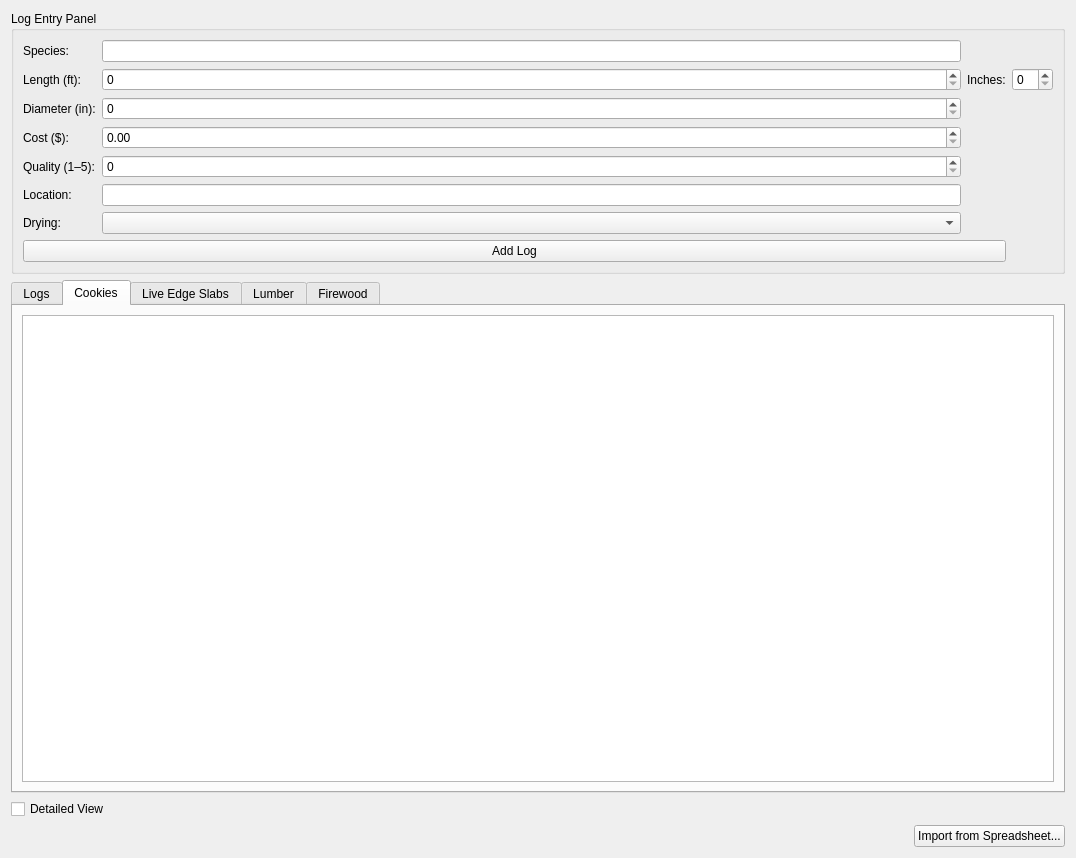
Before: the Qt Designer form ui/inventory.ui in thelenlucas/Senior-Design, drawn with Qt 5.
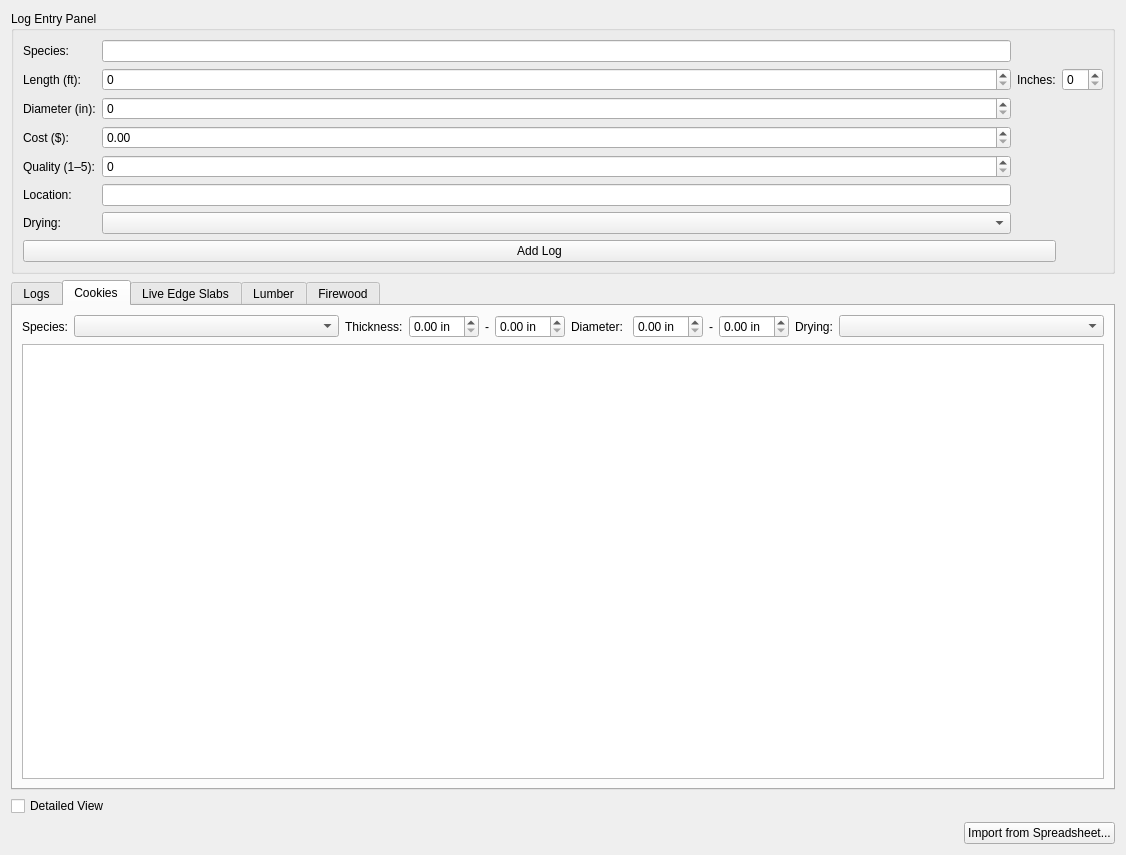
After: the same form once the commit is applied. The open tabs and pages were chosen to show the change.

Commit message: Added cookie filtering + displaying

Diff of the .ui file:
```diff
--- a/ui/inventory.ui
+++ b/ui/inventory.ui
@@ -6,8 +6,8 @@
    <rect>
     <x>0</x>
     <y>0</y>
-    <width>1076</width>
-    <height>858</height>
+    <width>1126</width>
+    <height>855</height>
    </rect>
   </property>
   <property name="minimumSize">
@@ -247,7 +247,120 @@
       </attribute>
       <layout class="QVBoxLayout" name="verticalLayout">
        <item>
-        <widget class="QTableView" name="cookiesTableView"/>
+        <layout class="QHBoxLayout" name="horizontalLayout_2">
+         <item alignment="Qt::AlignRight">
+          <widget class="QLabel" name="label_8">
+           <property name="text">
+            <string>Species:</string>
+           </property>
+          </widget>
+         </item>
+         <item>
+          <widget class="QComboBox" name="cookiesSpeciesCombo">
+           <property name="sizePolicy">
+            <sizepolicy hsizetype="Expanding" vsizetype="Fixed">
+             <horstretch>0</horstretch>
+             <verstretch>0</verstretch>
+            </sizepolicy>
+           </property>
+          </widget>
+         </item>
+         <item alignment="Qt::AlignRight">
+          <widget class="QLabel" name="label_9">
+           <property name="text">
+            <string>Thickness:</string>
+           </property>
+          </widget>
+         </item>
+         <item>
+          <widget class="QDoubleSpinBox" name="cookieThicknessSpinBox">
+           <property name="suffix">
+            <string> in</string>
+           </property>
+          </widget>
+         </item>
+         <item alignment="Qt::AlignRight">
+          <widget class="QLabel" name="label_10">
+           <property name="sizePolicy">
+            <sizepolicy hsizetype="Minimum" vsizetype="Preferred">
+             <horstretch>0</horstretch>
+             <verstretch>0</verstretch>
+            </sizepolicy>
+           </property>
+           <property name="text">
+            <string>-</string>
+           </property>
+          </widget>
+         </item>
+         <item>
+          <widget class="QDoubleSpinBox" name="cookieThicknessMaxSpinBox">
+           <property name="suffix">
+            <string> in</string>
+           </property>
+          </widget>
+         </item>
+         <item alignment="Qt::AlignRight">
+          <widget class="QLabel" name="label_11">
+           <property name="text">
+            <string>Diameter: </string>
+           </property>
+          </widget>
+         </item>
+         <item>
+          <widget class="QDoubleSpinBox" name="cookieDiameterMinSpinBox">
+           <property name="suffix">
+            <string> in</string>
+           </property>
+          </widget>
+         </item>
+         <item alignment="Qt::AlignRight">
+          <widget class="QLabel" name="label_12">
+           <property name="sizePolicy">
+            <sizepolicy hsizetype="Minimum" vsizetype="Preferred">
+             <horstretch>0</horstretch>
+             <verstretch>0</verstretch>
+            </sizepolicy>
+           </property>
+           <property name="text">
+            <string>-</string>
+           </property>
+          </widget>
+         </item>
+         <item>
+          <widget class="QDoubleSpinBox" name="cookieDiameterMaxSpinBox">
+           <property name="suffix">
+            <string> in</string>
+           </property>
+          </widget>
+         </item>
+         <item alignment="Qt::AlignRight">
+          <widget class="QLabel" name="label_13">
+           <property name="text">
+            <string>Drying:</string>
+           </property>
+          </widget>
+         </item>
+         <item>
+          <widget class="QComboBox" name="cookieDryingCombo">
+           <property name="sizePolicy">
+            <sizepolicy hsizetype="Expanding" vsizetype="Fixed">
+             <horstretch>0</horstretch>
+             <verstretch>0</verstretch>
+            </sizepolicy>
+           </property>
+          </widget>
+         </item>
+        </layout>
+       </item>
+       <item>
+        <widget class="QTableView" name="cookiesTableView">
+         <property name="selectionMode">
+          <enum>QAbstractItemView::SingleSelection</enum>
+         </property>
+         <property name="selectionBehavior">
+          <enum>QAbstractItemView::SelectRows</enum>
+         </property>
+        </widget>
        </item>
       </layout>
      </widget>
```
Left out of the diff: 2 changed lines with no effect on the pictures. The commit also changes 2 other files.
